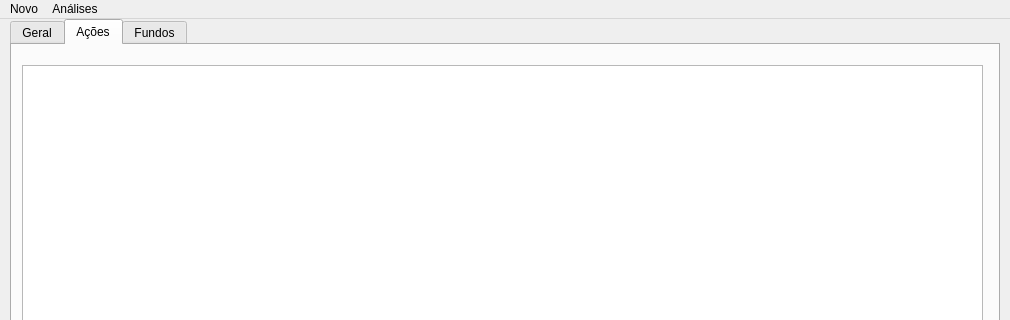
Above: mainwindow.ui from ThiagoServulo/MyFinancialAssets before the change; both pictures show x 0 to 1010 and y 0 to 320 of the 1010 by 600 pixel window. Below: the same form after it.
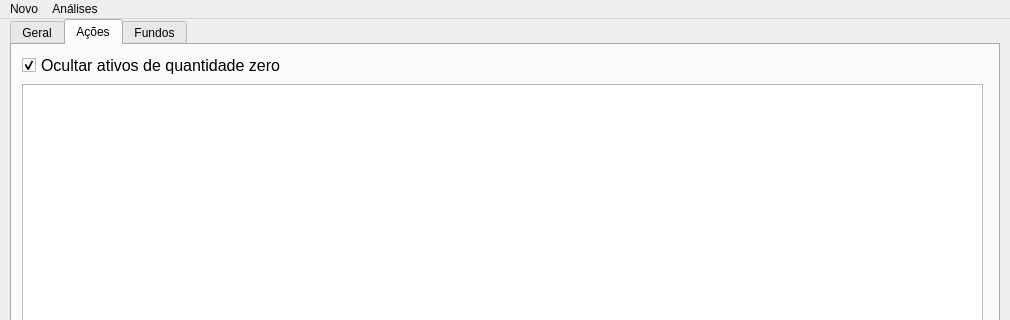
That is the form after the change. The open tabs and pages were chosen to show the change.

```diff
--- a/mainwindow.ui
+++ b/mainwindow.ui
@@ -39,12 +39,33 @@
       <property name="geometry">
        <rect>
         <x>10</x>
-        <y>20</y>
+        <y>39</y>
         <width>961</width>
-        <height>510</height>
+        <height>491</height>
        </rect>
       </property>
      </widget>
+     <widget class="QCheckBox" name="checkBox_hideAssets">
+      <property name="geometry">
+       <rect>
+        <x>10</x>
+        <y>10</y>
+        <width>341</width>
+        <height>21</height>
+       </rect>
+      </property>
+      <property name="font">
+       <font>
+        <pointsize>12</pointsize>
+       </font>
+      </property>
+      <property name="text">
+       <string>Ocultar ativos de quantidade zero</string>
+      </property>
+      <property name="checked">
+       <bool>true</bool>
+      </property>
+     </widget>
     </widget>
     <widget class="QWidget" name="tab_funds">
      <attribute name="title">
```
Left out of the diff: 29 changed lines with no effect on the pictures.
